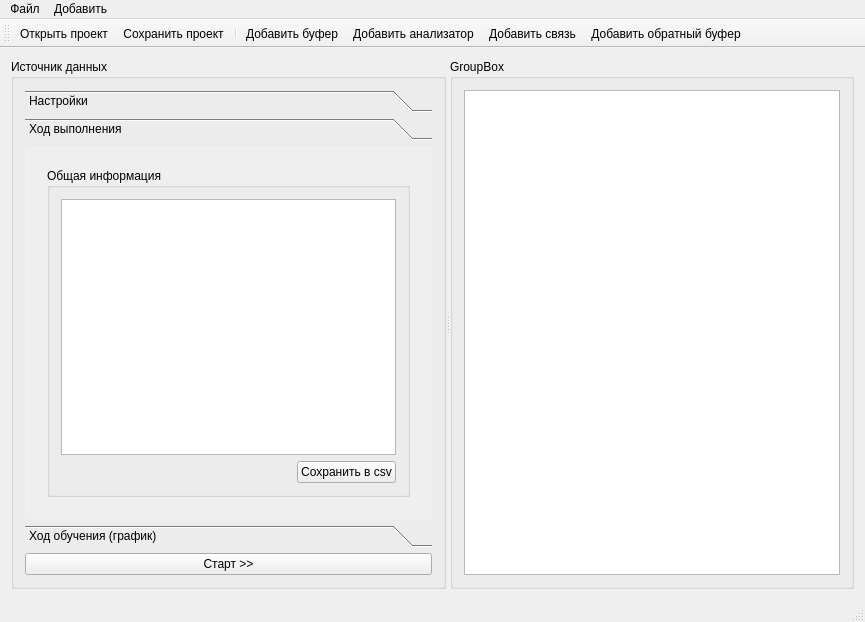
procurator5/nestego, file mainwindow.ui: the form before one commit.
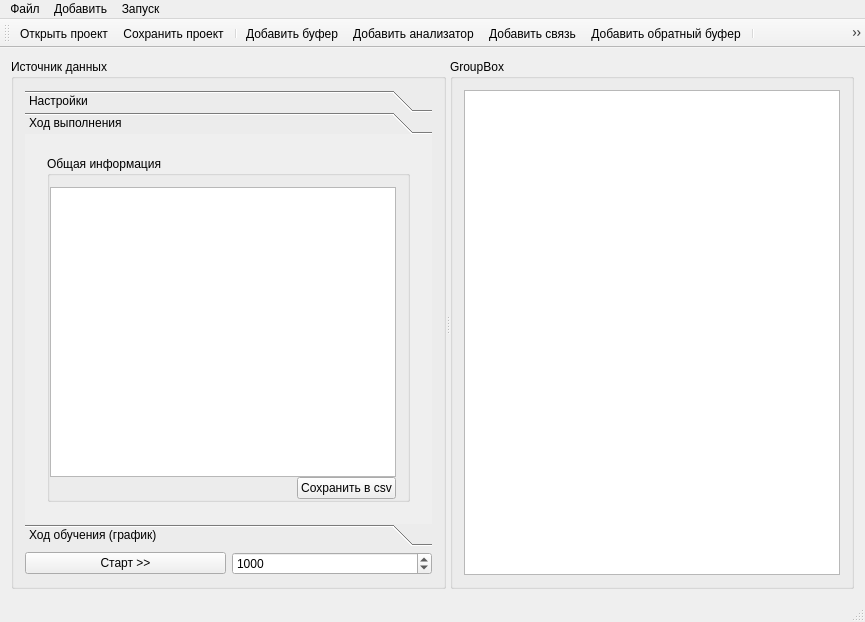
The form after the commit. The open tabs and pages were chosen to show the change. Icons and pictures are not drawn. Custom widgets are drawn as their Qt base class.

Patch:
```diff
--- a/mainwindow.ui
+++ b/mainwindow.ui
@@ -27,16 +27,22 @@
        <layout class="QVBoxLayout" name="verticalLayout">
         <item>
          <widget class="QToolBox" name="toolBox">
+          <property name="lineWidth">
+           <number>0</number>
+          </property>
           <property name="currentIndex">
            <number>0</number>
           </property>
+          <property name="tabSpacing">
+           <number>0</number>
+          </property>
           <widget class="QWidget" name="widget">
            <property name="geometry">
             <rect>
              <x>0</x>
              <y>0</y>
              <width>408</width>
-             <height>355</height>
+             <height>371</height>
             </rect>
            </property>
            <attribute name="label">
@@ -256,7 +262,7 @@
              <x>0</x>
              <y>0</y>
              <width>408</width>
-             <height>355</height>
+             <height>371</height>
             </rect>
            </property>
            <attribute name="label">
@@ -265,6 +271,12 @@
            <layout class="QVBoxLayout" name="verticalLayout_3">
             <item>
              <widget class="QStackedWidget" name="stackedWidget">
+              <property name="lineWidth">
+               <number>0</number>
+              </property>
+              <property name="midLineWidth">
+               <number>0</number>
+              </property>
               <property name="currentIndex">
                <number>1</number>
               </property>
@@ -292,6 +304,15 @@
                    <string>Общая информация</string>
                   </property>
                   <layout class="QVBoxLayout" name="verticalLayout_5">
+                   <property name="spacing">
+                    <number>0</number>
+                   </property>
+                   <property name="leftMargin">
+                    <number>0</number>
+                   </property>
+                   <property name="bottomMargin">
+                    <number>0</number>
+                   </property>
                    <item>
                     <widget class="QTextBrowser" name="textBrowser"/>
                    </item>
@@ -338,7 +359,7 @@
              <x>0</x>
              <y>0</y>
              <width>408</width>
-             <height>355</height>
+             <height>371</height>
             </rect>
            </property>
            <attribute name="label">
@@ -413,11 +434,25 @@
          </widget>
         </item>
         <item>
-         <widget class="QPushButton" name="pushButton">
-          <property name="text">
-           <string>Старт &gt;&gt;</string>
-          </property>
-         </widget>
+         <layout class="QHBoxLayout" name="horizontalLayout_3">
+          <item>
+           <widget class="QPushButton" name="pushButton">
+            <property name="text">
+             <string>Старт &gt;&gt;</string>
+            </property>
+           </widget>
+          </item>
+          <item>
+           <widget class="QSpinBox" name="spinBox">
+            <property name="maximum">
+             <number>1000000000</number>
+            </property>
+            <property name="value">
+             <number>1000</number>
+            </property>
+           </widget>
+          </item>
+         </layout>
         </item>
        </layout>
       </widget>
@@ -465,9 +500,18 @@
     <addaction name="action_addBuffer"/>
     <addaction name="action_addAnalyze"/>
     <addaction name="action_addEdge"/>
+    <addaction name="action_feedBackBuffer"/>
+   </widget>
+   <widget class="QMenu" name="menu_3">
+    <property name="title">
+     <string>Запуск</string>
+    </property>
+    <addaction name="action"/>
+    <addaction name="action_Debug"/>
    </widget>
    <addaction name="menu"/>
    <addaction name="menu_2"/>
+   <addaction name="menu_3"/>
   </widget>
   <widget class="QToolBar" name="mainToolBar">
    <attribute name="toolBarArea">
@@ -482,7 +526,9 @@
    <addaction name="action_addBuffer"/>
    <addaction name="action_addAnalyze"/>
    <addaction name="action_addEdge"/>
-   <addaction name="action_feedbackBuffer"/>
+   <addaction name="action_feedBackBuffer"/>
+   <addaction name="separator"/>
+   <addaction name="action_Debug"/>
   </widget>
   <widget class="QStatusBar" name="statusBar"/>
   <action name="action_addAnalyze">
@@ -530,11 +576,29 @@
     <string>Добавить связь</string>
    </property>
   </action>
-  <action name="action_feedbackBuffer">
+  <action name="action_feedBackBuffer">
+   <property name="icon">
+    <iconset resource="icons.qrc">
+     <normaloff>:/options/edit-text-frame-update.png</normaloff>:/options/edit-text-frame-update.png</iconset>
+   </property>
    <property name="text">
     <string>Добавить обратный буфер</string>
    </property>
   </action>
+  <action name="action">
+   <property name="text">
+    <string>Обучение</string>
+   </property>
+  </action>
+  <action name="action_Debug">
+   <property name="icon">
+    <iconset resource="icons.qrc">
+     <normaloff>:/options/debug-step-over.png</normaloff>:/options/debug-step-over.png</iconset>
+   </property>
+   <property name="text">
+    <string>Детекция (Debug)</string>
+   </property>
+  </action>
  </widget>
  <layoutdefault spacing="6" margin="11"/>
  <customwidgets>
```
Left out of the diff: 2 changed lines with no effect on the pictures.
